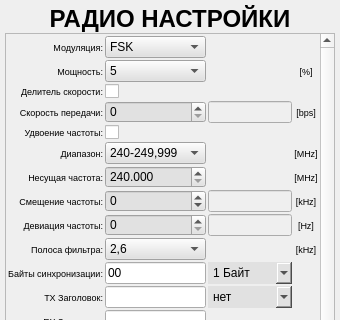
Before: the Qt Designer form ANDROID_FORMS/si4432_settings_form.ui in DavidSiegman/PLC_RF_Configurator, drawn with Qt 5; both pictures show x 0 to 340 and y 0 to 320 of the 340 by 560 pixel window.
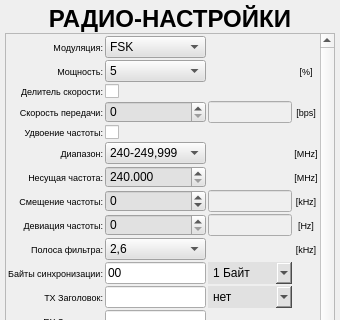
After: the same form once the commit is applied. Icons and pictures are not drawn.

The edit to the form file:
```diff
--- a/ANDROID_FORMS/si4432_settings_form.ui
+++ b/ANDROID_FORMS/si4432_settings_form.ui
@@ -57,7 +57,7 @@
         </font>
        </property>
        <property name="text">
-        <string>РАДИО НАСТРОЙКИ</string>
+        <string>РАДИО-НАСТРОЙКИ</string>
        </property>
        <property name="alignment">
         <set>Qt::AlignCenter</set>
```
Left out of the diff: 8 changed lines with no effect on the pictures.
